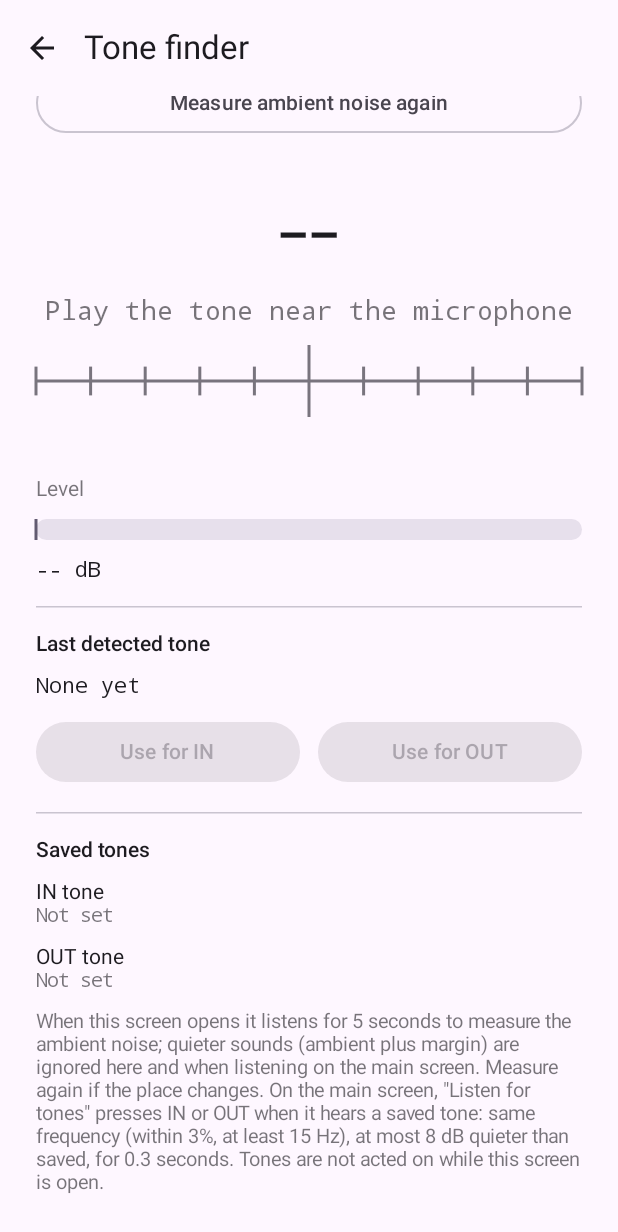
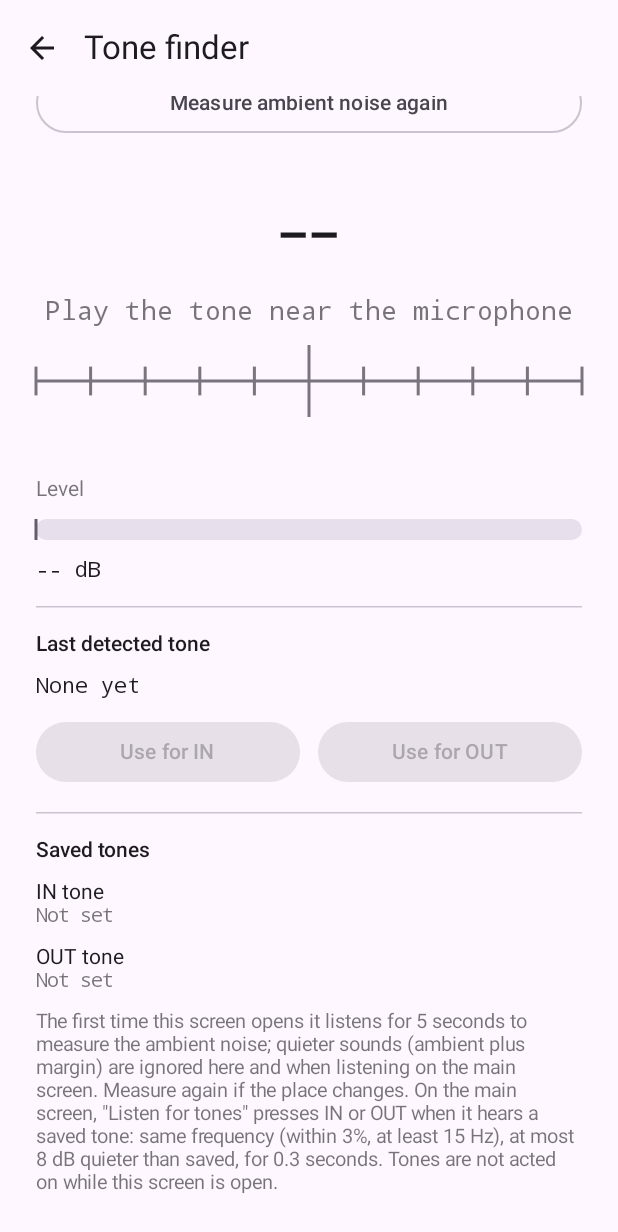
Before and after one commit to mircopergreffi/worktracker, an Android app built with Jetpack Compose: the composable ToneFinderScreen shown on its own in the app's theme, scrolled down 134 dp, on a phone screen of 412 x 824 dp. Shown: the top 1232 px of the screen. Run offline under Robolectric (Android 15) with nearby library versions, the phone set to English and light mode, and no system bars.

Commit message:
In the tone finder measure ambien noise only the first time or on request

```diff
--- a/app/src/main/java/com/example/workhours/MainViewModel.kt
+++ b/app/src/main/java/com/example/workhours/MainViewModel.kt
@@ -403,7 +403,7 @@ class MainViewModel(app: Application) : AndroidViewModel(app) {
         (if (isIn) _toneIn else _toneOut).value = null
     }
 
-    // Ambient noise: measured for 5 seconds when the tone finder opens. Sounds below it plus a margin are ignored.
+    // Ambient noise: measured for 5 seconds the first time the tone finder opens, or on request. Sounds below it plus a margin are ignored.
     private val _ambientDb = MutableStateFlow(if (prefs.contains("ambient_db")) prefs.getFloat("ambient_db", 0f) else null)
     val ambientDb: StateFlow<Float?> = _ambientDb
     private val _marginDb = MutableStateFlow(prefs.getFloat("ambient_margin", 6f))
@@ -500,7 +500,8 @@ class MainViewModel(app: Application) : AndroidViewModel(app) {
 
     fun setFinderActive(on: Boolean) {
         finderActive = on
-        if (on) startCalibration() else cancelCalibration()
+        // Measure the ambient noise only if it was never stored; "Measure ambient noise again" redoes it on request.
+        if (on) { if (_ambientDb.value == null) startCalibration() } else cancelCalibration()
         updateEngine()
     }
 
--- a/app/src/main/java/com/example/workhours/ui/ToneFinder.kt
+++ b/app/src/main/java/com/example/workhours/ui/ToneFinder.kt
@@ -166,7 +166,7 @@ fun ToneFinderScreen(vm: MainViewModel, onBack: () -> Unit) {
             SavedToneRow("OUT tone", toneOut) { vm.clearTone(false) }
 
             Text(
-                "When this screen opens it listens for 5 seconds to measure the ambient noise; " +
+                "The first time this screen opens it listens for 5 seconds to measure the ambient noise; " +
                     "quieter sounds (ambient plus margin) are ignored here and when listening on the main screen. " +
                     "Measure again if the place changes. " +
                     "On the main screen, \"Listen for tones\" presses IN or OUT when it hears a saved tone: " +
@@ -238,7 +238,7 @@ private fun LevelMeter(db: Float?, thresholdDb: Float?) {
     }
 }
 
-/** Ambient noise measurement (5 s when the screen opens) and the margin above it. */
+/** Ambient noise measurement (5 s the first time the screen opens, or on request) and the margin above it. */
 @Composable
 private fun AmbientSection(
     progress: Float?,
```
